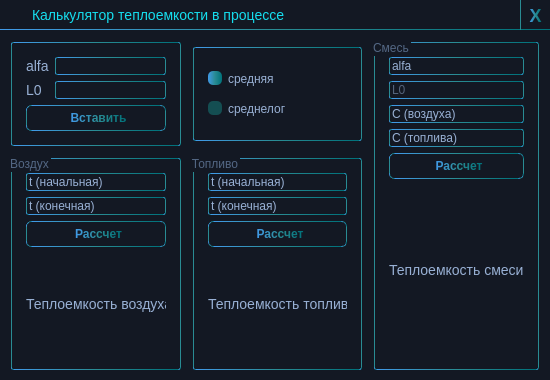
Above: 2modules/duringcalc.ui from Ismaxis/212QtMay before the change. Below: the same form after it.
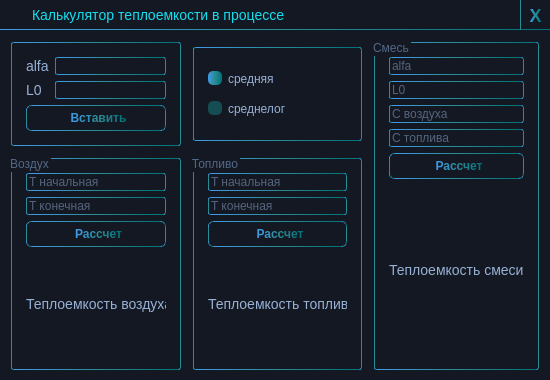
That is the form after the change.

Commit message: Add movement to main window

Diff of the .ui file:
```diff
--- a/2modules/duringcalc.ui
+++ b/2modules/duringcalc.ui
@@ -359,14 +359,14 @@
           <bool>false</bool>
          </property>
          <property name="text">
+          <string/>
+         </property>
+         <property name="readOnly">
+          <bool>false</bool>
+         </property>
+         <property name="placeholderText">
           <string>alfa</string>
          </property>
-         <property name="readOnly">
-          <bool>false</bool>
-         </property>
-         <property name="placeholderText">
-          <string>Alfa</string>
-         </property>
         </widget>
        </item>
        <item>
@@ -385,10 +385,10 @@
           <bool>false</bool>
          </property>
          <property name="text">
-          <string>C (воздуха)</string>
+          <string/>
          </property>
          <property name="placeholderText">
-          <string>Air capacity</string>
+          <string>C воздуха</string>
          </property>
         </widget>
        </item>
@@ -398,7 +398,7 @@
           <bool>false</bool>
          </property>
          <property name="text">
-          <string>C (топлива)</string>
+          <string/>
          </property>
          <property name="frame">
           <bool>true</bool>
@@ -407,7 +407,7 @@
           <bool>true</bool>
          </property>
          <property name="placeholderText">
-          <string>Fuel capacity</string>
+          <string>C топлива</string>
          </property>
         </widget>
        </item>
@@ -437,20 +437,20 @@
        <item>
         <widget class="QLineEdit" name="le_tempStartAir">
          <property name="text">
-          <string>t (начальная)</string>
+          <string/>
          </property>
          <property name="placeholderText">
-          <string>temp start</string>
+          <string>T начальная</string>
          </property>
         </widget>
        </item>
        <item>
         <widget class="QLineEdit" name="le_tempEndAir">
          <property name="text">
-          <string>t (конечная)</string>
+          <string/>
          </property>
          <property name="placeholderText">
-          <string>temp end</string>
+          <string>T конечная</string>
          </property>
         </widget>
        </item>
@@ -480,20 +480,20 @@
        <item>
         <widget class="QLineEdit" name="le_tempStartFuel">
          <property name="text">
-          <string>t (начальная)</string>
+          <string/>
          </property>
          <property name="placeholderText">
-          <string>temp start</string>
+          <string>T начальная</string>
          </property>
         </widget>
        </item>
        <item>
         <widget class="QLineEdit" name="le_tempEndFuel">
          <property name="text">
-          <string>t (конечная)</string>
+          <string/>
          </property>
          <property name="placeholderText">
-          <string>temp end</string>
+          <string>T конечная</string>
          </property>
         </widget>
        </item>
```
The commit also changes 4 other files.
